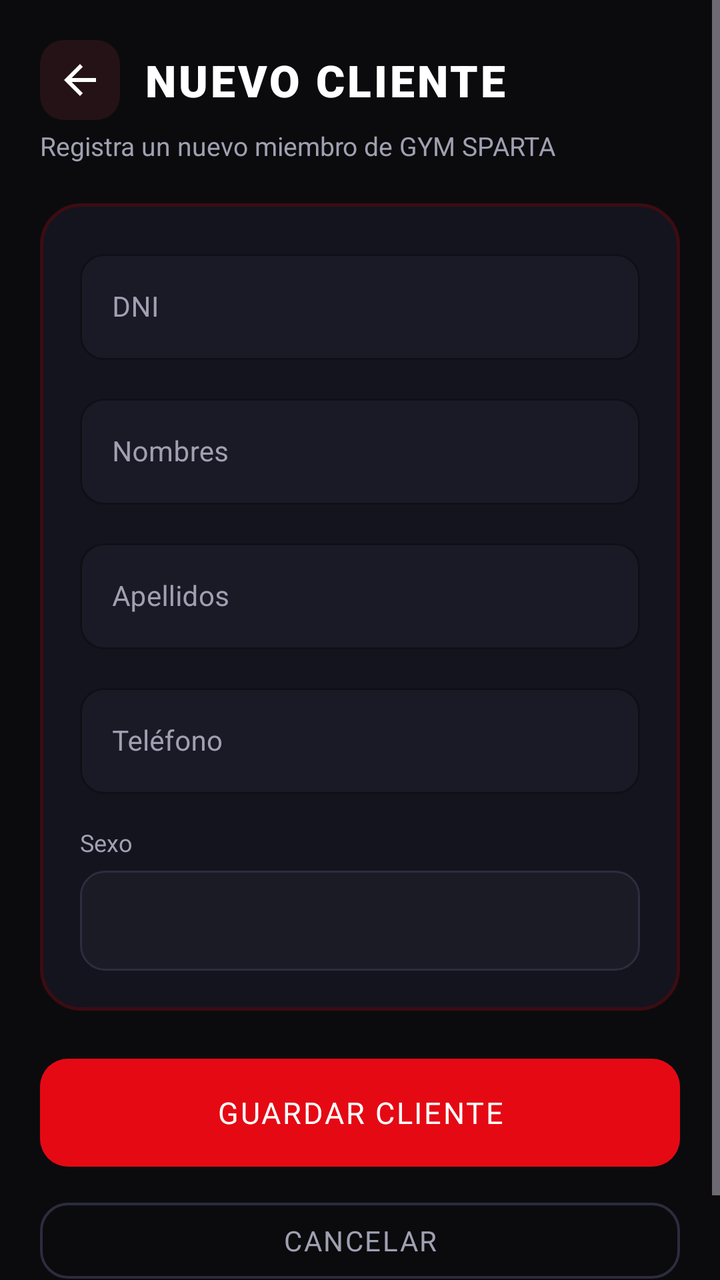
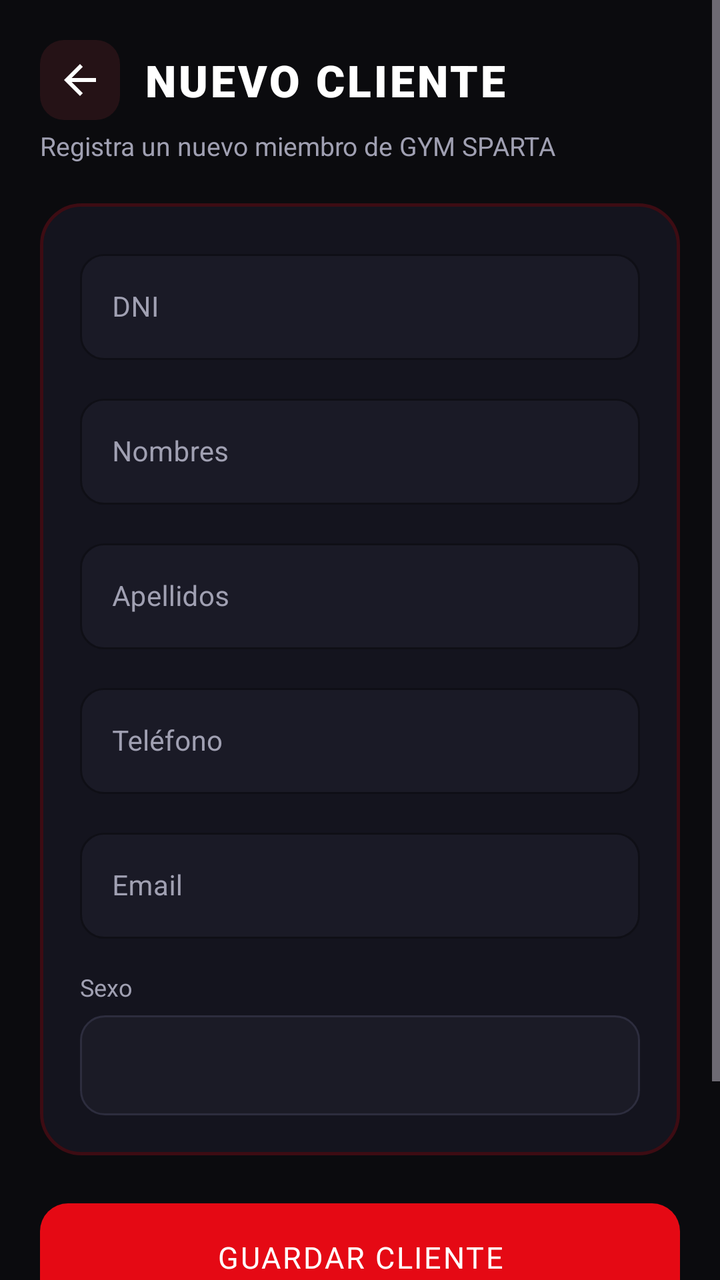

Screens rendered from an Android XML layout before and after an edit, with the pre-edit source and the edit as a unified diff.
<!-- AndroidManifest.xml: application theme Theme.AppGymSparta -->
<!-- res/layout/activity_registrar_cliente.xml -->
<?xml version="1.0" encoding="utf-8"?>
<ScrollView xmlns:android="http://schemas.android.com/apk/res/android"
    xmlns:app="http://schemas.android.com/apk/res-auto"
    xmlns:tools="http://schemas.android.com/tools"
    android:id="@+id/main"
    android:layout_width="match_parent"
    android:layout_height="match_parent"
    android:background="@color/bg_dark"
    android:fillViewport="true"
    tools:context=".RegistrarCliente">

    <androidx.constraintlayout.widget.ConstraintLayout
        android:layout_width="match_parent"
        android:layout_height="wrap_content"
        android:padding="20dp">

        
        <ImageView
            android:id="@+id/btnBack"
            android:layout_width="40dp"
            android:layout_height="40dp"
            android:background="@drawable/bg_icon_box"
            android:clickable="true"
            android:contentDescription="@string/app_name"
            android:focusable="true"
            android:padding="8dp"
            android:src="@drawable/ic_arrow_back"
            app:layout_constraintStart_toStartOf="parent"
            app:layout_constraintTop_toTopOf="parent" />

        <TextView
            android:id="@+id/tvHeaderTitle"
            android:layout_width="0dp"
            android:layout_height="wrap_content"
            android:layout_marginStart="12dp"
            android:layout_marginEnd="16dp"
            android:fontFamily="sans-serif-black"
            android:letterSpacing="0.06"
            android:text="NUEVO CLIENTE"
            android:textColor="@color/text_white"
            android:textSize="22sp"
            app:layout_constraintBottom_toBottomOf="@id/btnBack"
            app:layout_constraintEnd_toEndOf="parent"
            app:layout_constraintStart_toEndOf="@id/btnBack"
            app:layout_constraintTop_toTopOf="@id/btnBack" />

        <TextView
            android:id="@+id/tvHeaderSubtitle"
            android:layout_width="0dp"
            android:layout_height="wrap_content"
            android:layout_marginTop="4dp"
            android:text="Registra un nuevo miembro de GYM SPARTA"
            android:textColor="@color/text_gray"
            android:textSize="13sp"
            app:layout_constraintEnd_toEndOf="parent"
            app:layout_constraintStart_toStartOf="parent"
            app:layout_constraintTop_toBottomOf="@id/btnBack" />

        
        <androidx.constraintlayout.widget.ConstraintLayout
            android:id="@+id/cardForm"
            android:layout_width="0dp"
            android:layout_height="wrap_content"
            android:layout_marginTop="20dp"
            android:background="@drawable/bg_card_dark"
            android:padding="20dp"
            app:layout_constraintEnd_toEndOf="parent"
            app:layout_constraintStart_toStartOf="parent"
            app:layout_constraintTop_toBottomOf="@id/tvHeaderSubtitle">

            
            <com.google.android.material.textfield.TextInputLayout
                android:id="@+id/tilDni"
                style="@style/Widget.MaterialComponents.TextInputLayout.OutlinedBox"
                android:layout_width="0dp"
                android:layout_height="wrap_content"
                android:hint="DNI"
                android:textColorHint="@color/text_gray"
                app:boxBackgroundColor="@color/input_bg"
                app:boxCornerRadiusBottomEnd="12dp"
                app:boxCornerRadiusBottomStart="12dp"
                app:boxCornerRadiusTopEnd="12dp"
                app:boxCornerRadiusTopStart="12dp"
                app:boxStrokeColor="@color/input_stroke"
                app:hintTextColor="@color/red_accent"
                app:layout_constraintEnd_toEndOf="parent"
                app:layout_constraintStart_toStartOf="parent"
                app:layout_constraintTop_toTopOf="parent">

                <com.google.android.material.textfield.TextInputEditText
                    android:id="@+id/etDni"
                    android:layout_width="match_parent"
                    android:layout_height="wrap_content"
                    android:inputType="number"
                    android:maxLength="8"
                    android:textColor="@color/text_white"
                    android:textSize="14sp" />
            </com.google.android.material.textfield.TextInputLayout>

            
            <com.google.android.material.textfield.TextInputLayout
                android:id="@+id/tilNombres"
                style="@style/Widget.MaterialComponents.TextInputLayout.OutlinedBox"
                android:layout_width="0dp"
                android:layout_height="wrap_content"
                android:layout_marginTop="14dp"
                android:hint="Nombres"
                android:textColorHint="@color/text_gray"
                app:boxBackgroundColor="@color/input_bg"
                app:boxCornerRadiusBottomEnd="12dp"
                app:boxCornerRadiusBottomStart="12dp"
                app:boxCornerRadiusTopEnd="12dp"
                app:boxCornerRadiusTopStart="12dp"
                app:boxStrokeColor="@color/input_stroke"
                app:hintTextColor="@color/red_accent"
                app:layout_constraintEnd_toEndOf="parent"
                app:layout_constraintStart_toStartOf="parent"
                app:layout_constraintTop_toBottomOf="@id/tilDni">

                <com.google.android.material.textfield.TextInputEditText
                    android:id="@+id/etNombres"
                    android:layout_width="match_parent"
                    android:layout_height="wrap_content"
                    android:inputType="textPersonName"
                    android:textColor="@color/text_white"
                    android:textSize="14sp" />
            </com.google.android.material.textfield.TextInputLayout>

            
            <com.google.android.material.textfield.TextInputLayout
                android:id="@+id/tilApellidos"
                style="@style/Widget.MaterialComponents.TextInputLayout.OutlinedBox"
                android:layout_width="0dp"
                android:layout_height="wrap_content"
                android:layout_marginTop="14dp"
                android:hint="Apellidos"
                android:textColorHint="@color/text_gray"
                app:boxBackgroundColor="@color/input_bg"
                app:boxCornerRadiusBottomEnd="12dp"
                app:boxCornerRadiusBottomStart="12dp"
                app:boxCornerRadiusTopEnd="12dp"
                app:boxCornerRadiusTopStart="12dp"
                app:boxStrokeColor="@color/input_stroke"
                app:hintTextColor="@color/red_accent"
                app:layout_constraintEnd_toEndOf="parent"
                app:layout_constraintStart_toStartOf="parent"
                app:layout_constraintTop_toBottomOf="@id/tilNombres">

                <com.google.android.material.textfield.TextInputEditText
                    android:id="@+id/etApellidos"
                    android:layout_width="match_parent"
                    android:layout_height="wrap_content"
                    android:inputType="textPersonName"
                    android:textColor="@color/text_white"
                    android:textSize="14sp" />
            </com.google.android.material.textfield.TextInputLayout>

            
            <com.google.android.material.textfield.TextInputLayout
                android:id="@+id/tilTelefono"
                style="@style/Widget.MaterialComponents.TextInputLayout.OutlinedBox"
                android:layout_width="0dp"
                android:layout_height="wrap_content"
                android:layout_marginTop="14dp"
                android:hint="Teléfono"
                android:textColorHint="@color/text_gray"
                app:boxBackgroundColor="@color/input_bg"
                app:boxCornerRadiusBottomEnd="12dp"
                app:boxCornerRadiusBottomStart="12dp"
                app:boxCornerRadiusTopEnd="12dp"
                app:boxCornerRadiusTopStart="12dp"
                app:boxStrokeColor="@color/input_stroke"
                app:hintTextColor="@color/red_accent"
                app:layout_constraintEnd_toEndOf="parent"
                app:layout_constraintStart_toStartOf="parent"
                app:layout_constraintTop_toBottomOf="@id/tilApellidos">

                <com.google.android.material.textfield.TextInputEditText
                    android:id="@+id/etTelefono"
                    android:layout_width="match_parent"
                    android:layout_height="wrap_content"
                    android:inputType="phone"
                    android:maxLength="9"
                    android:textColor="@color/text_white"
                    android:textSize="14sp" />
            </com.google.android.material.textfield.TextInputLayout>

            
            <TextView
                android:id="@+id/tvLabelSexo"
                android:layout_width="wrap_content"
                android:layout_height="wrap_content"
                android:layout_marginTop="16dp"
                android:text="Sexo"
                android:textColor="@color/text_gray"
                android:textSize="12sp"
                app:layout_constraintStart_toStartOf="parent"
                app:layout_constraintTop_toBottomOf="@id/tilTelefono" />

            
            <LinearLayout
                android:id="@+id/layoutSpinnerSexo"
                android:layout_width="0dp"
                android:layout_height="50dp"
                android:layout_marginTop="6dp"
                android:background="@drawable/bg_social_btn"
                android:gravity="center_vertical"
                android:paddingHorizontal="12dp"
                app:layout_constraintEnd_toEndOf="parent"
                app:layout_constraintStart_toStartOf="parent"
                app:layout_constraintTop_toBottomOf="@id/tvLabelSexo">

                <Spinner
                    android:id="@+id/spSexo"
                    android:layout_width="match_parent"
                    android:layout_height="wrap_content"
                    android:background="@null"
                    android:spinnerMode="dropdown" />
            </LinearLayout>

        </androidx.constraintlayout.widget.ConstraintLayout>

        
        <com.google.android.material.button.MaterialButton
            android:id="@+id/btnGuardarCliente"
            android:layout_width="0dp"
            android:layout_height="54dp"
            android:layout_marginTop="24dp"
            android:background="@drawable/bg_button_red"
            android:backgroundTint="@null"
            android:fontFamily="sans-serif-bold"
            android:letterSpacing="0.06"
            android:text="GUARDAR CLIENTE"
            android:textColor="@color/text_white"
            android:textSize="15sp"
            app:layout_constraintEnd_toEndOf="parent"
            app:layout_constraintStart_toStartOf="parent"
            app:layout_constraintTop_toBottomOf="@id/cardForm" />

        
        <com.google.android.material.button.MaterialButton
            android:id="@+id/btnCancelar"
            style="@style/Widget.MaterialComponents.Button.OutlinedButton"
            android:layout_width="0dp"
            android:layout_height="50dp"
            android:layout_marginTop="12dp"
            android:layout_marginBottom="20dp"
            android:fontFamily="sans-serif-bold"
            android:letterSpacing="0.06"
            android:text="CANCELAR"
            android:textColor="@color/text_gray"
            app:cornerRadius="14dp"
            app:layout_constraintBottom_toBottomOf="parent"
            app:layout_constraintEnd_toEndOf="parent"
            app:layout_constraintStart_toStartOf="parent"
            app:layout_constraintTop_toBottomOf="@id/btnGuardarCliente"
            app:strokeColor="@color/input_stroke"
            app:strokeWidth="1.2dp" />

    </androidx.constraintlayout.widget.ConstraintLayout>
</ScrollView>
<!-- resources referenced by this layout -->
<resources>
  <color name="bg_dark">#0B0B0E</color>
  <color name="input_bg">#1A1A26</color>
  <color name="input_stroke">#2C2C3E</color>
  <color name="red_accent">#FF2E3B</color>
  <color name="text_gray">#A0A0B2</color>
  <color name="text_white">#FFFFFF</color>
  <!-- drawable bg_button_red (drawable) -->
  <?xml version="1.0" encoding="utf-8"?>
  <ripple xmlns:android="http://schemas.android.com/apk/res/android"
      android:color="#40FFFFFF">
      <item>
          <shape android:shape="rectangle">
              <gradient
                  android:angle="135"
                  android:endColor="#B71C1C"
                  android:startColor="#FF2E3B"
                  android:type="linear" />
              <corners android:radius="14dp" />
          </shape>
      </item>
  </ripple>
  <!-- drawable bg_card_dark (drawable) -->
  <?xml version="1.0" encoding="utf-8"?>
  <shape xmlns:android="http://schemas.android.com/apk/res/android"
      android:shape="rectangle">
      <solid android:color="@color/bg_card" />
      <corners android:radius="20dp" />
      <stroke
          android:width="1.5dp"
          android:color="@color/card_stroke" />
  </shape>
  <!-- drawable bg_icon_box (drawable) -->
  <?xml version="1.0" encoding="utf-8"?>
  <shape xmlns:android="http://schemas.android.com/apk/res/android"
      android:shape="rectangle">
      <solid android:color="@color/icon_box_bg" />
      <corners android:radius="12dp" />
  </shape>
  <!-- drawable bg_social_btn (drawable) -->
  <?xml version="1.0" encoding="utf-8"?>
  <ripple xmlns:android="http://schemas.android.com/apk/res/android"
      android:color="#20FFFFFF">
      <item>
          <shape android:shape="rectangle">
              <solid android:color="@color/social_bg" />
              <stroke
                  android:width="1dp"
                  android:color="@color/social_stroke" />
              <corners android:radius="12dp" />
          </shape>
      </item>
  </ripple>
  <!-- drawable ic_arrow_back (drawable) -->
  <vector xmlns:android="http://schemas.android.com/apk/res/android"
      android:width="24dp"
      android:height="24dp"
      android:viewportWidth="24"
      android:viewportHeight="24">
      <path
          android:fillColor="#FFFFFF"
          android:pathData="M20,11H7.83l5.59,-5.59L12,4l-8,8 8,8 1.41,-1.41L7.83,13H20v-2z" />
  </vector>
  <string name="app_name">AppGymSparta</string>
  <style name="Theme.AppGymSparta" parent="Base.Theme.AppGymSparta" />
  <color name="bg_card">#14141E</color>
  <color name="card_stroke">#3D0C13</color>
  <color name="icon_box_bg">#251216</color>
  <color name="social_bg">#1B1B26</color>
  <color name="social_stroke">#2D2D3E</color>
  <style name="Base.Theme.AppGymSparta" parent="Theme.Material3.Dark.NoActionBar">
          <item name="android:statusBarColor">#250409</item>
          <item name="android:navigationBarColor">#08080B</item>
          <item name="colorPrimary">@color/red_primary</item>
          <item name="colorSecondary">@color/red_accent</item>
          <item name="android:windowBackground">@color/bg_dark</item>
      </style>
  <color name="red_primary">#E50914</color>
</resources>

<!-- the commit's change to res/layout/activity_registrar_cliente.xml (unified diff, before → after) -->
@@ -69,6 +69,7 @@
             app:layout_constraintTop_toBottomOf="@id/tvHeaderSubtitle">
 
             
+
             <com.google.android.material.textfield.TextInputLayout
                 android:id="@+id/tilDni"
                 style="@style/Widget.MaterialComponents.TextInputLayout.OutlinedBox"
@@ -155,6 +156,10 @@
                     android:textSize="14sp" />
             </com.google.android.material.textfield.TextInputLayout>
 
+
+
+
+
             
             <com.google.android.material.textfield.TextInputLayout
                 android:id="@+id/tilTelefono"
@@ -175,6 +180,7 @@
                 app:layout_constraintStart_toStartOf="parent"
                 app:layout_constraintTop_toBottomOf="@id/tilApellidos">
 
+
                 <com.google.android.material.textfield.TextInputEditText
                     android:id="@+id/etTelefono"
                     android:layout_width="match_parent"
@@ -183,7 +189,43 @@
                     android:maxLength="9"
                     android:textColor="@color/text_white"
                     android:textSize="14sp" />
-            </com.google.android.material.textfield.TextInputLayout>
+
+            </com.google.android.material.textfield.TextInputLayout>
+
+
+
+            <com.google.android.material.textfield.TextInputLayout
+                android:id="@+id/tilEmail"
+                style="@style/Widget.MaterialComponents.TextInputLayout.OutlinedBox"
+                android:layout_width="0dp"
+                android:layout_height="wrap_content"
+                android:layout_marginTop="14dp"
+                android:hint="Email"
+                android:textColorHint="@color/text_gray"
+                app:boxBackgroundColor="@color/input_bg"
+                app:boxCornerRadiusBottomEnd="12dp"
+                app:boxCornerRadiusBottomStart="12dp"
+                app:boxCornerRadiusTopEnd="12dp"
+                app:boxCornerRadiusTopStart="12dp"
+                app:boxStrokeColor="@color/input_stroke"
+                app:hintTextColor="@color/red_accent"
+                app:layout_constraintEnd_toEndOf="parent"
+                app:layout_constraintStart_toStartOf="parent"
+                app:layout_constraintTop_toBottomOf="@id/tilTelefono">
+
+                <com.google.android.material.textfield.TextInputEditText
+                    android:id="@+id/etEmail"
+                    android:layout_width="match_parent"
+                    android:layout_height="wrap_content"
+                    android:inputType="textEmailAddress"
+                    android:textColor="@color/text_white"
+                    android:textSize="14sp" />
+
+            </com.google.android.material.textfield.TextInputLayout>
+
+
+
+
 
             
             <TextView
@@ -195,7 +237,7 @@
                 android:textColor="@color/text_gray"
                 android:textSize="12sp"
                 app:layout_constraintStart_toStartOf="parent"
-                app:layout_constraintTop_toBottomOf="@id/tilTelefono" />
+                app:layout_constraintTop_toBottomOf="@id/tilEmail" />
 
             
             <LinearLayout
@@ -217,6 +259,8 @@
                     android:background="@null"
                     android:spinnerMode="dropdown" />
             </LinearLayout>
+
+
 
         </androidx.constraintlayout.widget.ConstraintLayout>
 
